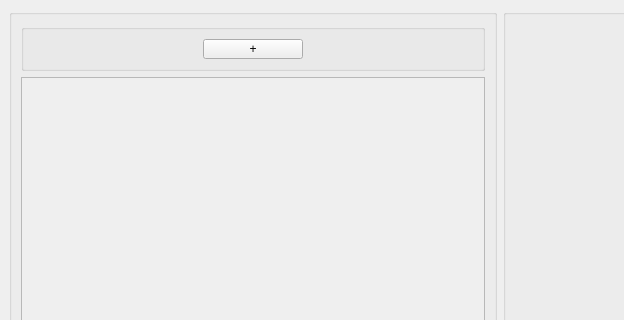
Qt form mainwindow.ui (454270186/XJCO2811_UserInterface) before a commit; both pictures show x 0 to 624 and y 0 to 320 of the 1000 by 700 pixel window.
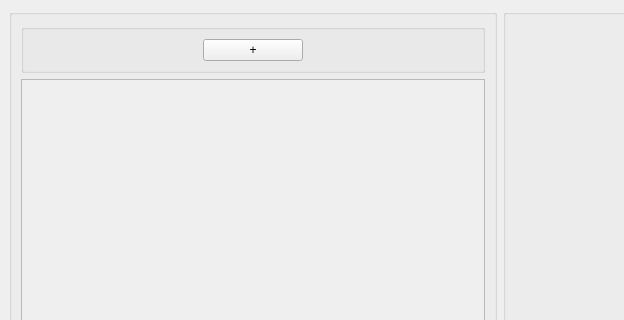
The same form after that commit. Custom widgets are drawn as their Qt base class.

Commit message: style: adjust addlist button size; feat: add lists button initialization; refactor: format code in main.cpp mainwindow.cpp mainwindow.h;

The edit to the form file:
```diff
--- a/mainwindow.ui
+++ b/mainwindow.ui
@@ -44,19 +44,22 @@
          <property name="title">
           <string/>
          </property>
+         <property name="alignment">
+          <set>Qt::AlignLeading|Qt::AlignLeft|Qt::AlignVCenter</set>
+         </property>
          <layout class="QHBoxLayout" name="horizontalLayout">
           <item>
            <widget class="QPushButton" name="pushButton">
             <property name="minimumSize">
              <size>
-              <width>100</width>
-              <height>20</height>
+              <width>50</width>
+              <height>0</height>
              </size>
             </property>
             <property name="maximumSize">
              <size>
               <width>100</width>
-              <height>20</height>
+              <height>16777215</height>
              </size>
             </property>
             <property name="text">
@@ -72,7 +75,6 @@
          <property name="widgetResizable">
           <bool>true</bool>
          </property>
-         <layout class="QVBoxLayout" name="verticalLayout_2"/>
         </widget>
        </item>
       </layout>
```
Left out of the diff: 4 changed lines with no effect on the pictures. The commit also changes 3 other files.
